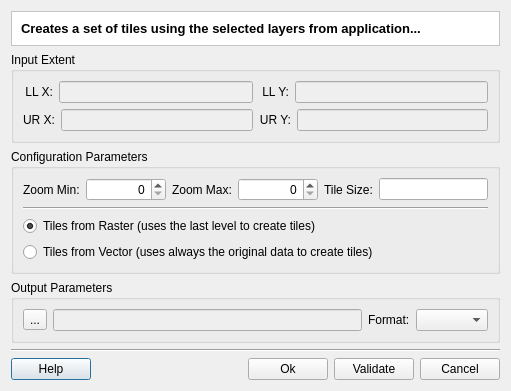
Old version of the form src/tv5plugins/tileGenerator/qt/ui/TileGeneratorDialogForm.ui in the repository ericabreu82/tv5_plugins.
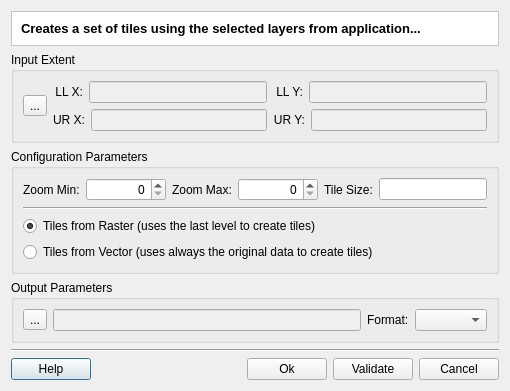
New version of the form.

Commit message: added tool to acquire extent over the canvas

```diff
--- a/src/tv5plugins/tileGenerator/qt/ui/TileGeneratorDialogForm.ui
+++ b/src/tv5plugins/tileGenerator/qt/ui/TileGeneratorDialogForm.ui
@@ -7,13 +7,16 @@
     <x>0</x>
     <y>0</y>
     <width>511</width>
-    <height>366</height>
+    <height>368</height>
    </rect>
   </property>
   <property name="windowTitle">
    <string>Tile Generator</string>
   </property>
   <layout class="QGridLayout" name="gridLayout_15">
+   <property name="sizeConstraint">
+    <enum>QLayout::SetFixedSize</enum>
+   </property>
    <item row="0" column="0">
     <layout class="QGridLayout" name="gridLayout_14">
      <item row="0" column="0">
@@ -53,8 +56,20 @@
        <property name="flat">
         <bool>true</bool>
        </property>
+       <layout class="QGridLayout" name="gridLayout_16">
+        <item row="0" column="0">
        <layout class="QGridLayout" name="gridLayout_12">
         <item row="0" column="0">
+           <widget class="QToolButton" name="m_toolButton">
+            <property name="text">
+             <string>...</string>
+            </property>
+            <property name="checkable">
+             <bool>true</bool>
+            </property>
+           </widget>
+          </item>
+          <item row="0" column="1">
          <layout class="QGridLayout" name="gridLayout_11">
           <item row="0" column="0">
            <layout class="QGridLayout" name="gridLayout_7">
@@ -161,6 +176,8 @@
                <bool>false</bool>
               </property>
              </widget>
+              </item>
+             </layout>
             </item>
            </layout>
           </item>
```
Lines whose indentation alone changed are shown as unchanged. The commit also changes 5 other files.
